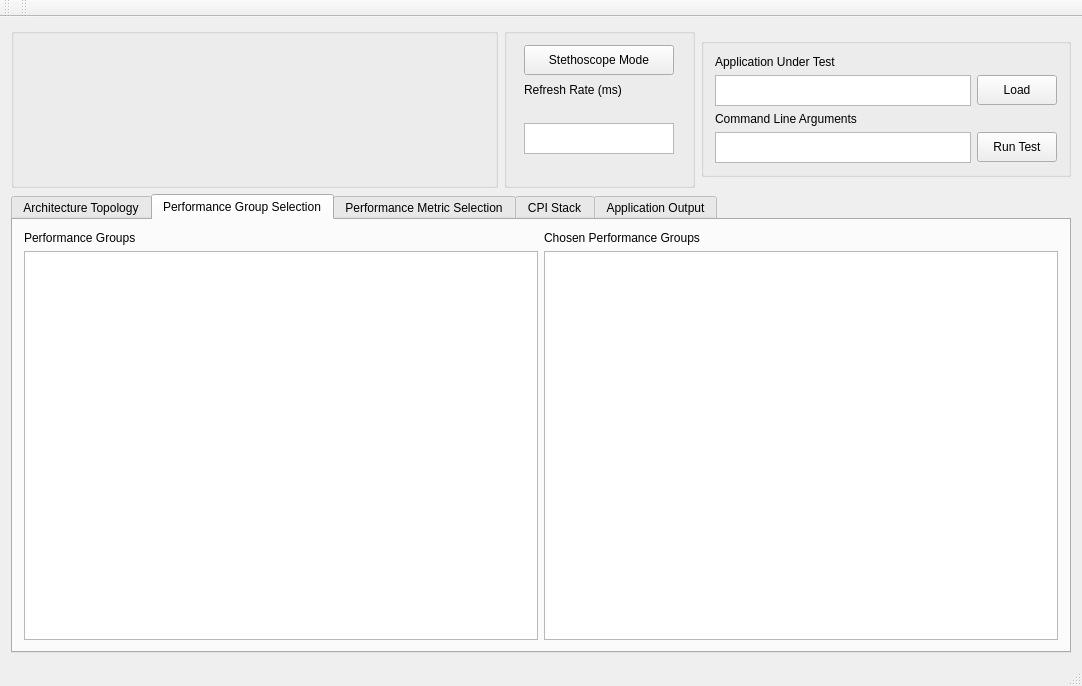
The window that Project/QuickPerformance/mainwindow.ui (Areon1031/CPE_631_Advanced_Computer_Architecture) describes before a commit, drawn with Qt 5.
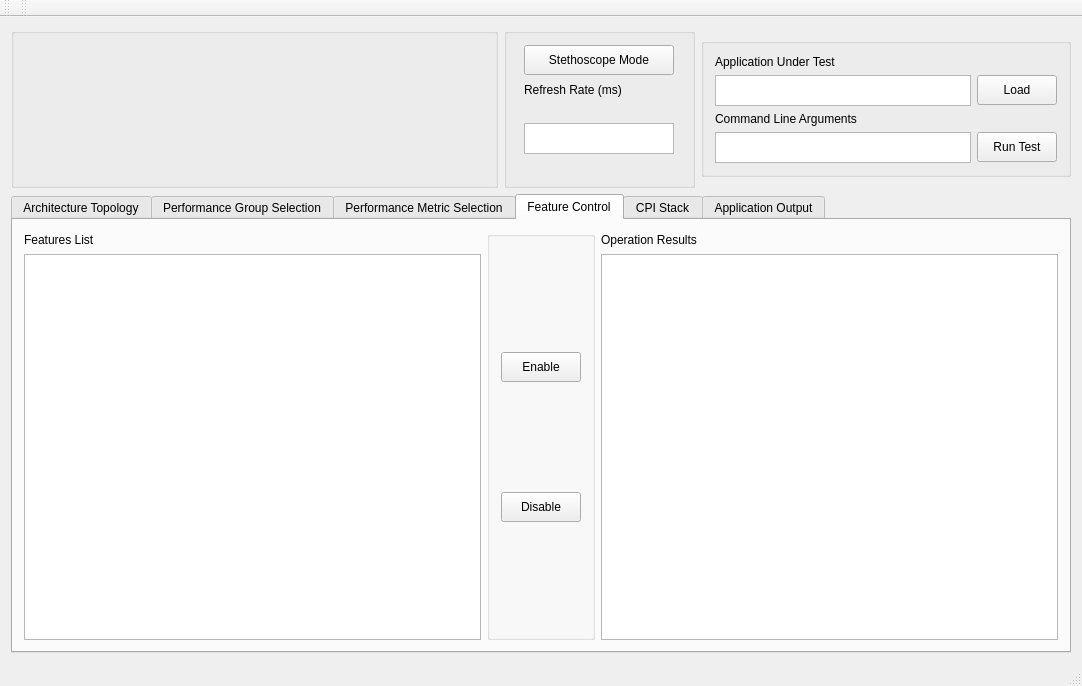
The same window after the commit. Custom widgets are drawn as their Qt base class.

Commit message: - Added likwid-features to the project to allow for the user to enable/disable certain hardware aspects

Patch:
```diff
--- a/Project/QuickPerformance/mainwindow.ui
+++ b/Project/QuickPerformance/mainwindow.ui
@@ -319,7 +319,7 @@
        </sizepolicy>
       </property>
       <property name="currentIndex">
-       <number>1</number>
+       <number>3</number>
       </property>
       <widget class="QWidget" name="Topology_Tab">
        <property name="sizePolicy">
@@ -411,6 +411,136 @@
         </item>
        </layout>
       </widget>
+      <widget class="QWidget" name="Features_Tab">
+       <attribute name="title">
+        <string>Feature Control</string>
+       </attribute>
+       <layout class="QGridLayout" name="gridLayout_11">
+        <item row="1" column="2">
+         <widget class="QTextBrowser" name="FeatureOperations_Text">
+          <property name="sizePolicy">
+           <sizepolicy hsizetype="Expanding" vsizetype="Expanding">
+            <horstretch>1</horstretch>
+            <verstretch>1</verstretch>
+           </sizepolicy>
+          </property>
+         </widget>
+        </item>
+        <item row="1" column="0">
+         <widget class="QListWidget" name="Features_List">
+          <property name="sizePolicy">
+           <sizepolicy hsizetype="Expanding" vsizetype="Expanding">
+            <horstretch>1</horstretch>
+            <verstretch>1</verstretch>
+           </sizepolicy>
+          </property>
+         </widget>
+        </item>
+        <item row="0" column="1" rowspan="2">
+         <widget class="QGroupBox" name="groupBox">
+          <property name="sizePolicy">
+           <sizepolicy hsizetype="Expanding" vsizetype="Expanding">
+            <horstretch>0</horstretch>
+            <verstretch>0</verstretch>
+           </sizepolicy>
+          </property>
+          <property name="title">
+           <string/>
+          </property>
+          <layout class="QGridLayout" name="gridLayout_10">
+           <item row="0" column="0">
+            <widget class="QPushButton" name="FeatureEnable_pushButton">
+             <property name="sizePolicy">
+              <sizepolicy hsizetype="Fixed" vsizetype="Fixed">
+               <horstretch>0</horstretch>
+               <verstretch>0</verstretch>
+              </sizepolicy>
+             </property>
+             <property name="maximumSize">
+              <size>
+               <width>120</width>
+               <height>30</height>
+              </size>
+             </property>
+             <property name="text">
+              <string>Enable</string>
+             </property>
+            </widget>
+           </item>
+           <item row="1" column="0">
+            <widget class="QPushButton" name="FeatureDisable_pushButton">
+             <property name="sizePolicy">
+              <sizepolicy hsizetype="Fixed" vsizetype="Fixed">
+               <horstretch>0</horstretch>
+               <verstretch>0</verstretch>
+              </sizepolicy>
+             </property>
+             <property name="maximumSize">
+              <size>
+               <width>120</width>
+               <height>30</height>
+              </size>
+             </property>
+             <property name="text">
+              <string>Disable</string>
+             </property>
+            </widget>
+           </item>
+          </layout>
+         </widget>
+        </item>
+        <item row="0" column="0">
+         <widget class="QLabel" name="FeaturesList_Label">
+          <property name="sizePolicy">
+           <sizepolicy hsizetype="Preferred" vsizetype="Preferred">
+            <horstretch>0</horstretch>
+            <verstretch>0</verstretch>
+           </sizepolicy>
+          </property>
+          <property name="minimumSize">
+           <size>
+            <width>343</width>
+            <height>17</height>
+           </size>
+          </property>
+          <property name="maximumSize">
+           <size>
+            <width>343</width>
+            <height>17</height>
+           </size>
+          </property>
+          <property name="text">
+           <string>Features List</string>
+          </property>
+         </widget>
+        </item>
+        <item row="0" column="2">
+         <widget class="QLabel" name="ChosenPerfCoutners_Label_2">
+          <property name="sizePolicy">
+           <sizepolicy hsizetype="Preferred" vsizetype="Preferred">
+            <horstretch>0</horstretch>
+            <verstretch>0</verstretch>
+           </sizepolicy>
+          </property>
+          <property name="minimumSize">
+           <size>
+            <width>343</width>
+            <height>17</height>
+           </size>
+          </property>
+          <property name="maximumSize">
+           <size>
+            <width>343</width>
+            <height>17</height>
+           </size>
+          </property>
+          <property name="text">
+           <string>Operation Results</string>
+          </property>
+         </widget>
+        </item>
+       </layout>
+      </widget>
       <widget class="QWidget" name="CPIStack_Tab">
        <attribute name="title">
         <string>CPI Stack</string>
```
The commit also changes 7 other files.
